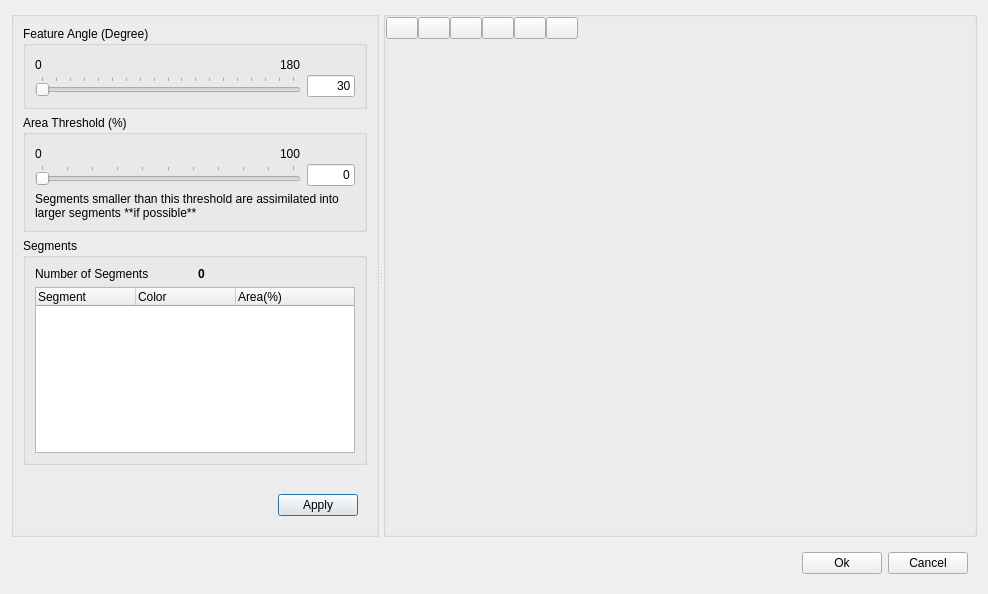
Above: src/foammesh/view/geometry/split_dialog.ui from TheErevnaa/FoamMesh before the change. Below: the same form after it.
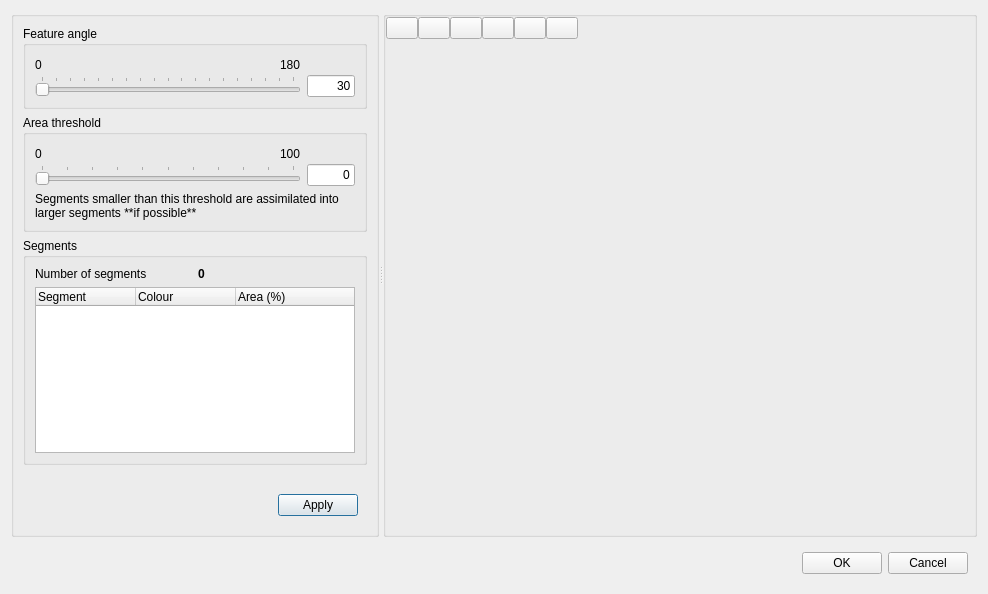
That is the form after the change. Icons and pictures are not drawn. Custom widgets are drawn as their Qt base class.

```diff
--- a/src/foammesh/view/geometry/split_dialog.ui
+++ b/src/foammesh/view/geometry/split_dialog.ui
@@ -27,7 +27,7 @@
        <item>
         <widget class="QGroupBox" name="groupBox_1">
          <property name="title">
-          <string>Feature Angle (Degree)</string>
+          <string>Feature angle</string>
          </property>
          <layout class="QGridLayout" name="gridLayout">
           <property name="verticalSpacing">
@@ -122,7 +122,7 @@
        <item>
         <widget class="QGroupBox" name="groupBox_3">
          <property name="title">
-          <string>Area Threshold (%)</string>
+          <string>Area threshold</string>
          </property>
          <layout class="QVBoxLayout" name="verticalLayout_4">
           <item>
@@ -269,7 +269,7 @@
              <item>
               <widget class="QLabel" name="label_6">
                <property name="text">
-                <string>Number of Segments</string>
+                <string>Number of segments</string>
                </property>
               </widget>
              </item>
@@ -300,12 +300,12 @@
             </column>
             <column>
              <property name="text">
-              <string>Color</string>
+              <string>Colour</string>
              </property>
             </column>
             <column>
              <property name="text">
-              <string>Area(%)</string>
+              <string>Area (%)</string>
              </property>
             </column>
            </widget>
@@ -609,7 +609,7 @@
       <item>
        <widget class="QPushButton" name="okButton">
         <property name="text">
-         <string>Ok</string>
+         <string>OK</string>
         </property>
        </widget>
       </item>
```
Left out of the diff: 12 changed lines with no effect on the pictures.
